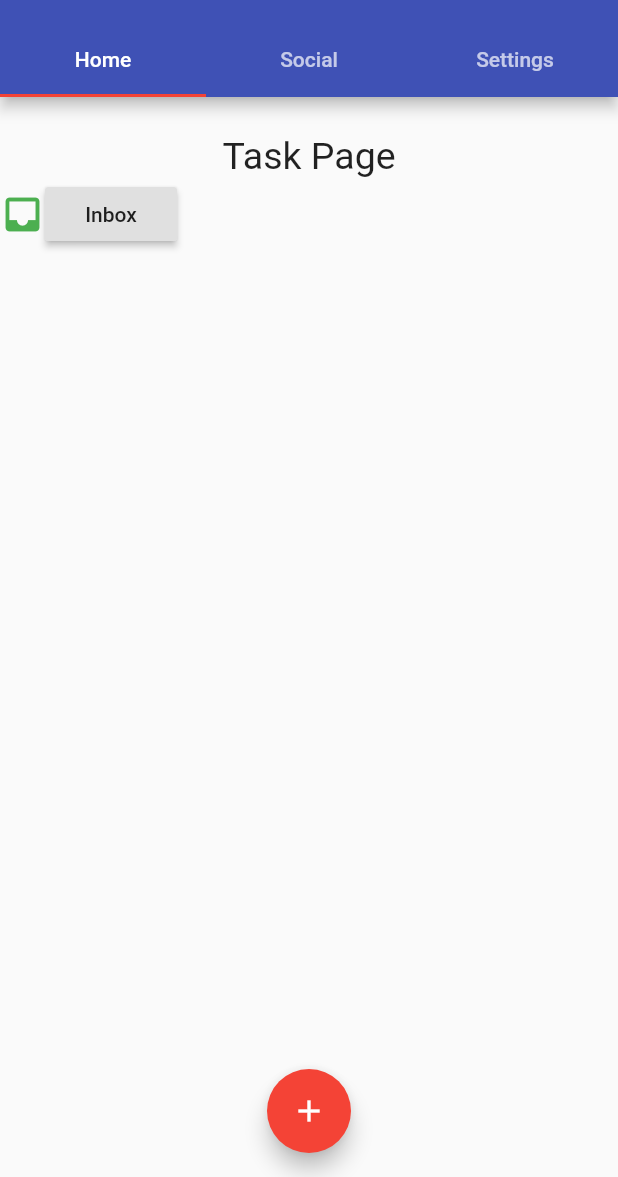
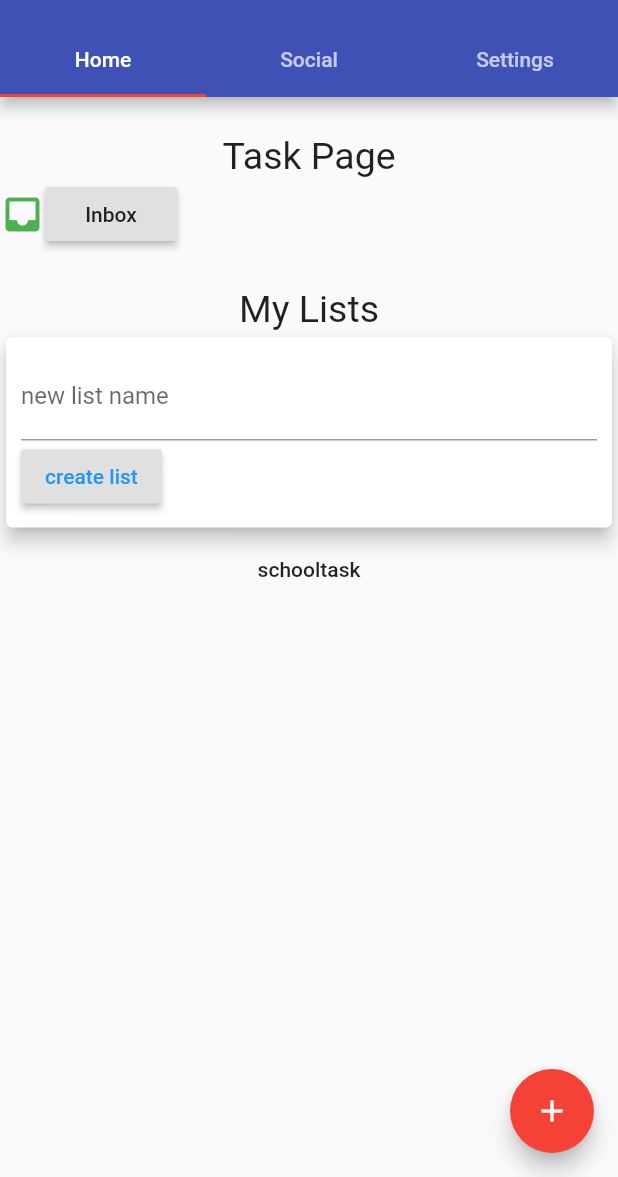
Before and after one commit to Kybeth/PeekList, a Flutter app: the screen it shows after launch, on a phone screen of 412 x 824 dp, the part 59-1236 px from its top. Run offline on Flutter 3.47's test engine with Material 2 defaults, Android fonts, the phone set to English and light mode, and no system bars; our stand-ins replace cached_network_image, cloud_firestore, flutter_svg, google_sign_in; accounts and stored records are empty.

Commit message:
tasklist

```diff
--- /dev/null
+++ b/lib/models/tasklist.dart
@@ -0,0 +1,7 @@
+import 'package:flutter/cupertino.dart';
+
+class Tasklist {
+  final String listname;
+
+  Tasklist({@required this.listname});
+}
--- a/lib/pages/task_page.dart
+++ b/lib/pages/task_page.dart
@@ -2,6 +2,8 @@ import 'package:flutter/material.dart';
 import 'package:peeklist/pages/create_account.dart';
 import 'package:peeklist/pages/create_task.dart';
 import 'package:peeklist/pages/inbox.dart';
+import 'package:peeklist/models/tasklist.dart';
+import 'package:peeklist/pages/tasklistpage.dart';
 
 class TaskPage extends StatefulWidget {
   // final FirebaseUser user;
@@ -13,13 +15,29 @@ class TaskPage extends StatefulWidget {
 }
 
 class _TaskPageState extends State<TaskPage> {
+  final List<Tasklist> tasklist = [
+    Tasklist(listname: 'schooltask'),
+    //Tasklist(listname: 'groceries')
+  ];
+
+  final newtasklistinputController = TextEditingController();
+
+  void _addtomylist(String lstname) {
+    final newlst = Tasklist(listname: lstname);
+
+    setState(() {
+      tasklist.add(newlst);
+    });
+  }
+
   @override
   Widget build(BuildContext context) {
     return Scaffold(
       body: ListView(
         children: <Widget>[
           Container(
-            child: Column(children: <Widget>[
+              child: Column(
+            children: <Widget>[
               Padding(
                 padding: EdgeInsets.only(top: 25.0),
                 child: Center(
@@ -31,8 +49,7 @@ class _TaskPageState extends State<TaskPage> {
                   ),
                 ),
               ),
-              Row(
-              children: <Widget>[
+              Row(children: <Widget>[
                 Icon(
                   Icons.inbox,
                   color: Colors.green,
@@ -41,15 +58,59 @@ class _TaskPageState extends State<TaskPage> {
                 RaisedButton(
                     child: Text('Inbox'),
                     onPressed: () {
-                    Navigator.push(context,
-<<<<<<< HEAD
-                        MaterialPageRoute(builder: (context) => InboxNavigate()));
-=======
-                        MaterialPageRoute(builder: (context) => BuildInbox()));
->>>>>>> 083fe9fbe587ac417e099aed069ac64d4bd7a101
+                      Navigator.push(
+                          context,
+                          MaterialPageRoute(
+                              builder: (context) => BuildInbox()));
                     }),
-            ]),  ],)
+              ]),
+              Padding(
+                padding: EdgeInsets.only(top: 25.0),
+                child: Center(
+                  child: Text(
+                    "My Lists",
+                    style: TextStyle(
+                      fontSize: 25.0,
                     ),
+                  ),
+                ),
+              ),
+              Card(
+                  elevation: 5,
+                  child: Container(
+                      padding: EdgeInsets.all(10),
+                      child: Column(
+                        crossAxisAlignment: CrossAxisAlignment.start,
+                        children: <Widget>[
+                          TextField(
+                            decoration:
+                                InputDecoration(labelText: 'new list name'),
+                            controller: newtasklistinputController,
+                          ),
+                          RaisedButton(
+                            child: Text('create list'),
+                            textColor: Colors.blue,
+                            onPressed: () {
+                              //print(newtasklistinputController.text);
+                              _addtomylist(newtasklistinputController.text);
+                            },
+                          )
+                        ],
+                      ))),
+              Column(
+                children: tasklist.map((lst) {
+                  return FlatButton(
+                      child: Text(lst.listname),
+                      onPressed: () {
+                        Navigator.push(
+                            context,
+                            MaterialPageRoute(
+                                builder: (context) => tasklistpage()));
+                      });
+                }).toList(),
+              ),
+            ],
+          )),
         ],
       ),
       floatingActionButton: FloatingActionButton(
@@ -61,32 +122,10 @@ class _TaskPageState extends State<TaskPage> {
         },
         child: Icon(Icons.add),
       ),
-      floatingActionButtonLocation: FloatingActionButtonLocation.centerFloat,
+      floatingActionButtonLocation: FloatingActionButtonLocation.endFloat,
     );
   }
 }
-
-<<<<<<< HEAD
-class InboxNavigate extends StatelessWidget {
-  @override
-  Widget build(BuildContext context) {
-    return Scaffold(
-      appBar: AppBar(
-        title: Text("inbox"),
-      ),
-      body: Center(
-        child: RaisedButton(
-          onPressed: () {
-            Navigator.pop(context);
-          },
-          child: Text('Go back!'),
-        ),
-      ),
-    );
-  }
-}
-=======
-
 
 //Widget _buildBody(BuildContext context){
 //  return StreamBuilder<QuerySnapshot>(
@@ -110,4 +149,3 @@ class InboxNavigate extends StatelessWidget {
 //      }
 //  );
 //}
->>>>>>> 083fe9fbe587ac417e099aed069ac64d4bd7a101
--- /dev/null
+++ b/lib/pages/tasklistpage.dart
@@ -0,0 +1,12 @@
+import 'package:flutter/material.dart';
+
+class tasklistpage extends StatelessWidget {
+  @override
+  Widget build(BuildContext context) {
+    return Scaffold(
+      appBar: AppBar(
+        title: Text("task list"),
+      ),
+    );
+  }
+}
```
Lines whose indentation alone changed are shown as unchanged.
